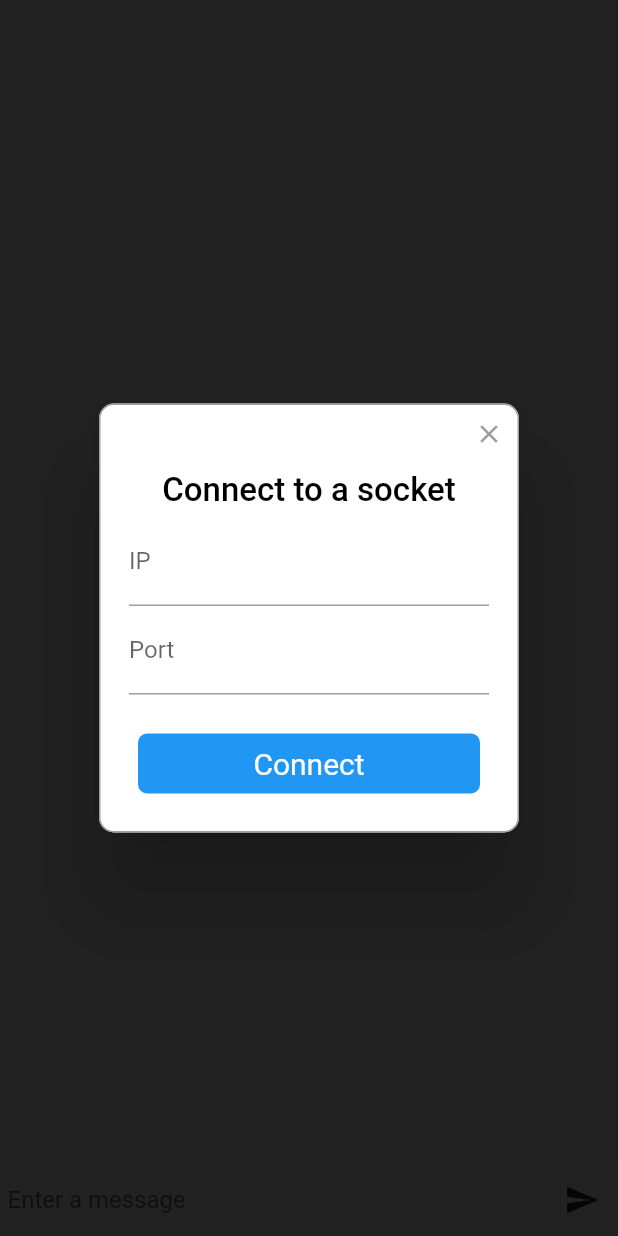
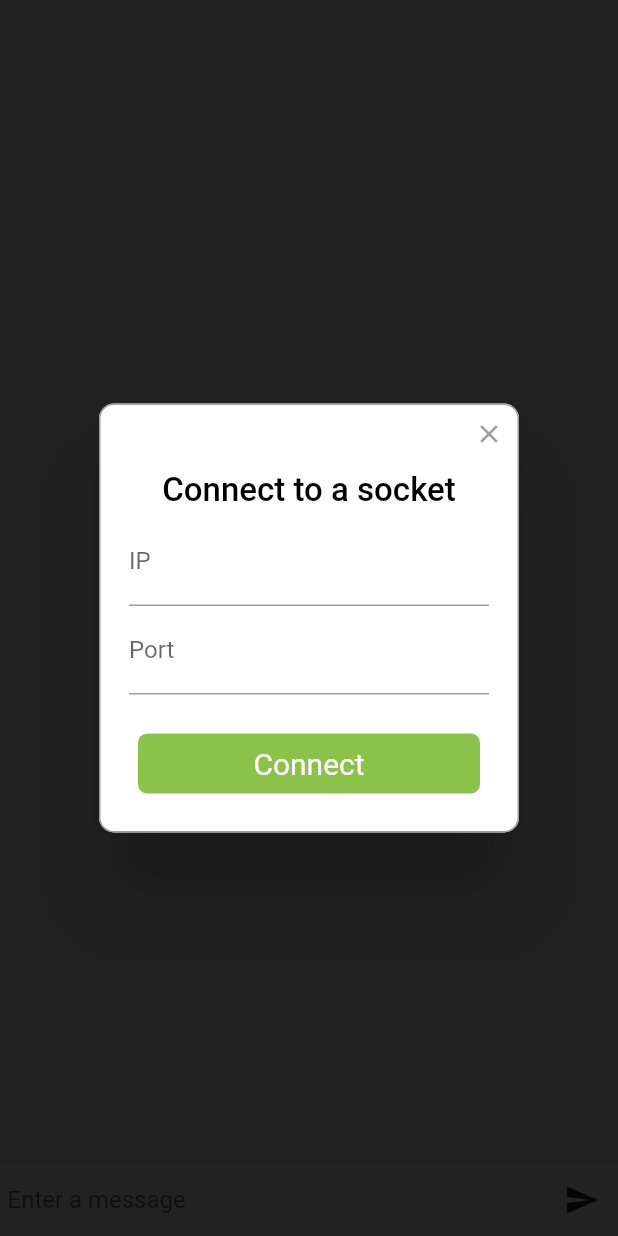
Before and after one commit to ffabss/flutter_demo, a Flutter app: the SocketScreen screen opened directly, after a tap on the "send" icon, on a phone screen of 412 x 824 dp. Run offline on Flutter 3.47's test engine with Material 2 defaults, Android fonts, the phone set to English and light mode, and no system bars; drawn by our look-alikes of rflutter_alert; our stand-ins replace flutter_icons, location; missing offline and left inert: wifi_configuration.

Commit message:
color changed

```diff
--- a/lib/screens/routeScreen.dart
+++ b/lib/screens/routeScreen.dart
@@ -1,4 +1,5 @@
 import 'dart:math';
+import 'dart:ui';
 
 import 'package:flutter/cupertino.dart';
 import 'package:flutter/material.dart';
--- a/lib/screens/socketScreen.dart
+++ b/lib/screens/socketScreen.dart
@@ -23,8 +23,9 @@ class Message {
 }
 
 class _SocketScreenState extends State<SocketScreen> {
-  final List<Message> messages =
-      new List();
+  var _mainColor = Colors.lightGreen;
+
+  final List<Message> messages = new List();
   final myController = TextEditingController();
   final ScrollController _scrollController = new ScrollController();
 
@@ -58,6 +59,7 @@ class _SocketScreenState extends State<SocketScreen> {
         buttons: [
           DialogButton(
             onPressed: () => Navigator.pop(context),
+            color: _mainColor,
             child: Text(
               "Connect",
               style: TextStyle(color: Colors.white, fontSize: 20),
@@ -65,7 +67,8 @@ class _SocketScreenState extends State<SocketScreen> {
           )
         ]);
     await alert.show();
-    if(_portController.value.text.isEmpty || _ipController.value.text.isEmpty)return;
+    if (_portController.value.text.isEmpty || _ipController.value.text.isEmpty)
+      return;
     int port = int.parse(_portController.value.text.trim());
     var ip = _ipController.value.text.trim();
 
@@ -91,7 +94,7 @@ class _SocketScreenState extends State<SocketScreen> {
     scrollDown();
   }
 
-  void errorHandler(error, StackTrace trace){
+  void errorHandler(error, StackTrace trace) {
     print(error);
   }
 
@@ -113,10 +116,15 @@ class _SocketScreenState extends State<SocketScreen> {
     myController.clear();
     scrollDown();
   }
-void scrollDown(){
-  // _scrollController.jumpTo(100.0 * messages.length);
-  Timer(Duration(milliseconds: 15),()=>_scrollController.jumpTo(_scrollController.position.maxScrollExtent));
-}
+
+  void scrollDown() {
+    // _scrollController.jumpTo(100.0 * messages.length);
+    Timer(
+        Duration(milliseconds: 15),
+        () => _scrollController
+            .jumpTo(_scrollController.position.maxScrollExtent));
+  }
+
   @override
   Widget build(BuildContext context) {
     return Scaffold(
```
Also changed, not shown: lib/screens/wifiScreen.dart (+9 -4 lines).
